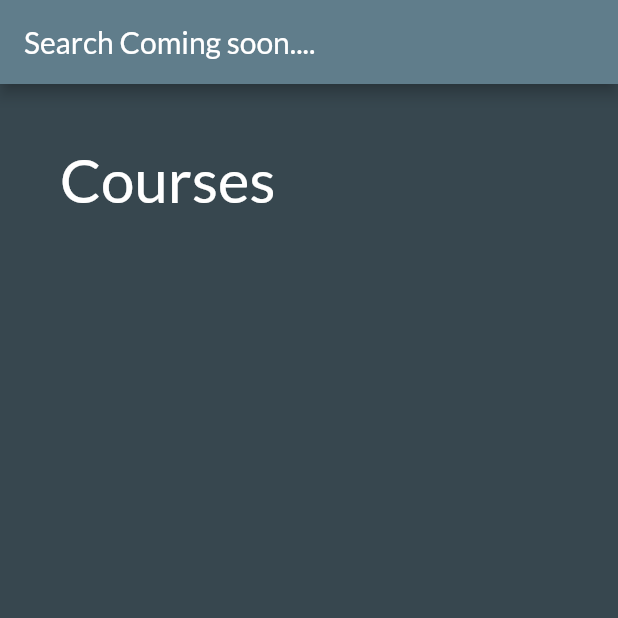
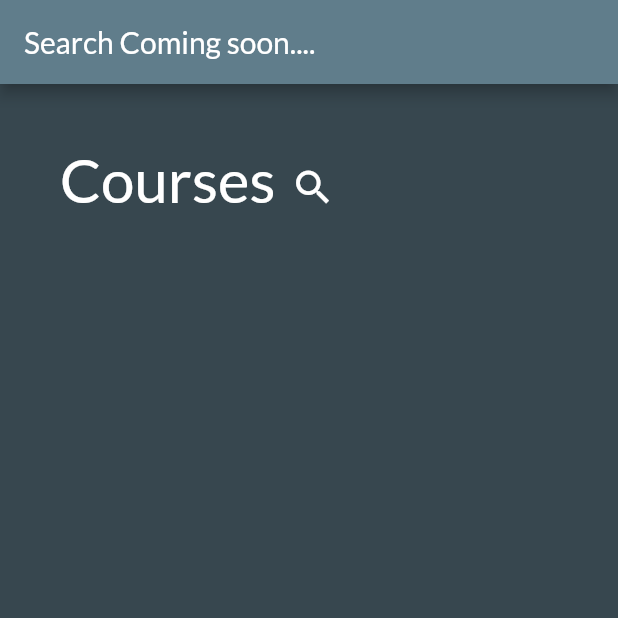
Before and after one commit to cheahyla0/class_assessment_app, a Flutter app: the screen it shows after launch, on a phone screen of 412 x 824 dp, the top half of it. Run offline on Flutter 3.47's test engine with Material 2 defaults, Android fonts, the phone set to English and light mode, and no system bars; our stand-ins replace google_fonts, shared_preferences.

Commit message:
add random shiet

```diff
--- a/lib/main.dart
+++ b/lib/main.dart
@@ -1,5 +1,6 @@
 import 'package:flutter/material.dart';
 import 'package:google_fonts/google_fonts.dart';
+import 'pages/home_page.dart';
 
 void main() {
   runApp(const MyApp());
@@ -34,42 +35,3 @@ class MyApp extends StatelessWidget {
     );
   }
 }
-
-class MyHomePage extends StatefulWidget {
-  const MyHomePage({super.key, required this.title});
-  final String title;
-
-  @override
-  State<MyHomePage> createState() => _MyHomePageState();
-}
-
-class _MyHomePageState extends State<MyHomePage> {
-  int _counter = 0;
-
-  void _incrementCounter() {
-    setState(() {
-      _counter++;
-    });
-  }
-
-  @override
-  Widget build(BuildContext context) {
-    return Scaffold(
-      appBar: AppBar(
-        title: const Text('Search Coming soon....'),
-      ),
-      // backgroundColor: Theme.of(context).primaryColor,
-      body: Column(
-        children: const <Widget>[
-          Padding(
-            padding: EdgeInsets.all(40),
-            child: Text(
-              "Courses",
-              style: TextStyle(color: Colors.white, fontSize: 40),
-            ),
-          )
-        ],
-      ),
-    );
-  }
-}
--- /dev/null
+++ b/lib/pages/home_page.dart
@@ -0,0 +1,52 @@
+import 'package:flutter/material.dart';
+
+class MyHomePage extends StatefulWidget {
+  const MyHomePage({super.key, required this.title});
+  final String title;
+
+  @override
+  State<MyHomePage> createState() => _MyHomePageState();
+}
+
+class _MyHomePageState extends State<MyHomePage> {
+  int _counter = 0;
+
+  void _incrementCounter() {
+    setState(() {
+      _counter++;
+    });
+  }
+
+  @override
+  Widget build(BuildContext context) {
+    return Scaffold(
+      appBar: AppBar(
+        title: const Text('Search Coming soon....'),
+      ),
+      // backgroundColor: Theme.of(context).primaryColor,
+      body: Column(
+        children: <Widget>[
+          Padding(
+            padding: EdgeInsets.only(top: 40, left: 40),
+            child: Row(
+              children: const <Widget>[
+                Text(
+                  "Courses",
+                  style: TextStyle(color: Colors.white, fontSize: 40),
+                ),
+                Padding(
+                  padding: EdgeInsets.only(top: 10, left: 10),
+                  child: Icon(
+                    Icons.search,
+                    color: Colors.white,
+                    size: 30.0,
+                  ),
+                ),
+              ],
+            ),
+          ),
+        ],
+      ),
+    );
+  }
+}
--- a/pubspec.yaml
+++ b/pubspec.yaml
@@ -37,6 +37,8 @@ dependencies:
   # Use with the CupertinoIcons class for iOS style icons.
   cupertino_icons: ^1.0.2
   google_fonts: ^4.0.3
+  http: ^0.13.5
+  shared_preferences: ^2.0.17
 
 dev_dependencies:
   flutter_test:
```
Also changed, not shown: lib/controllers/api.dart (added, +44 -0 lines), lib/pages/dashboard.dart (added, +105 -0 lines), lib/pages/splash_screen.dart (added, +46 -0 lines), pubspec.lock, 1 other file.
